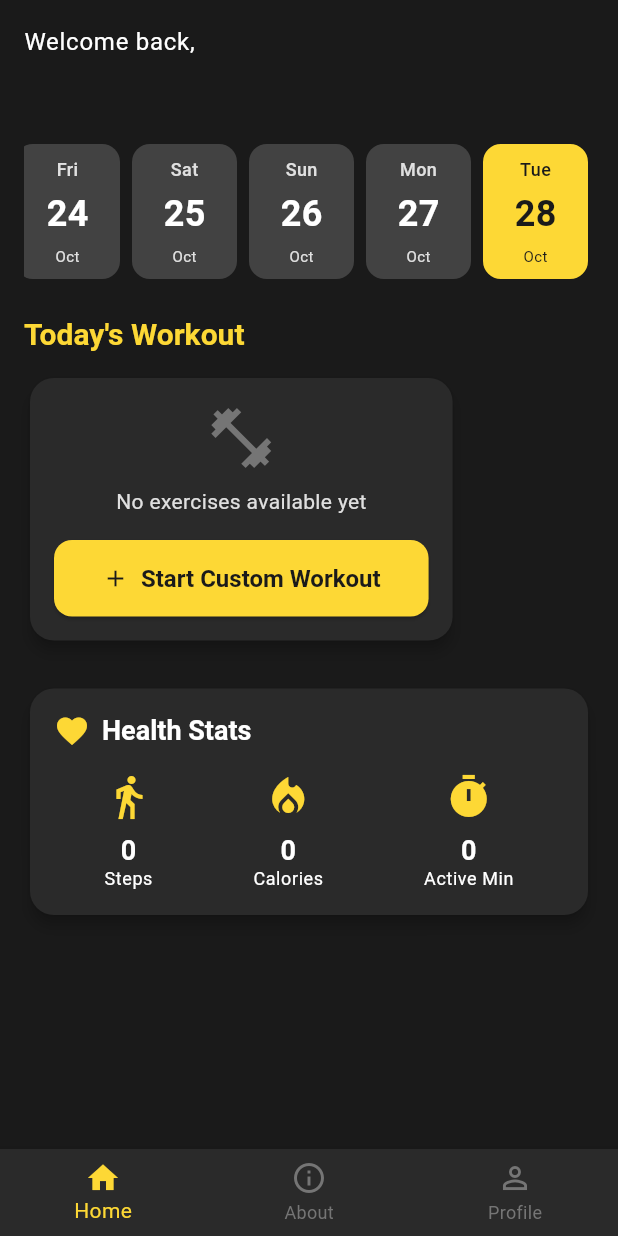
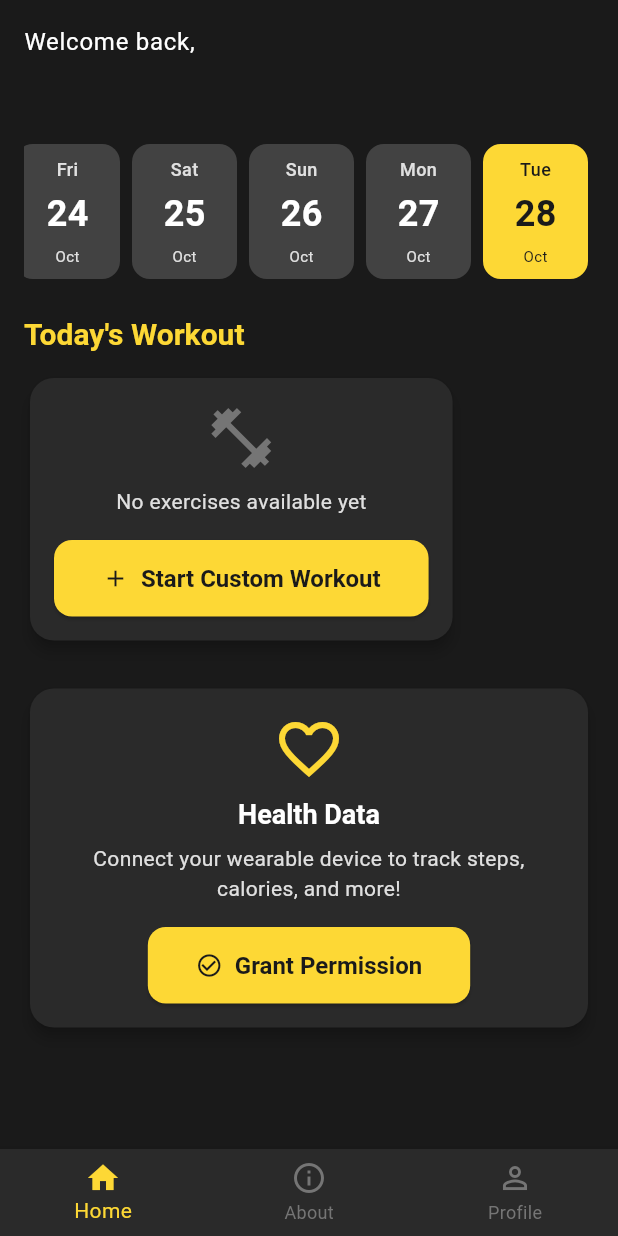
Before and after one commit to MohammadSerhan/Kar1Fitness, a Flutter app: the screen it shows once a user with an empty profile is signed in, on a phone screen of 412 x 824 dp. Run offline on Flutter 3.47's test engine with Material 3 defaults, Android fonts, the phone set to English and light mode, and no system bars; our stand-ins replace cached_network_image, chewie, cloud_firestore, firebase_auth, firebase_core, fl_chart and 2 more; missing offline and left inert: health; accounts and stored records are empty; generated files the repository leaves out were written again.

Commit message:
Add wearable device integration for health tracking
- Integrated health package (v10.2.0) for Google Fit & Apple HealthKit
- Added permission_handler for runtime permission requests
- Configured Android health permissions (steps, calories, distance, heart rate, weight)
- iOS health permissions already configured
- Implemented comprehensive HealthService with:
  * Request and manage health permissions
  * Read today's health data (steps, calories, distance, active minutes)
  * Get historical data (last 7 days steps)
  * Read heart rate and weight data
  * Write workout data back to health apps
- Created HealthDataCard widget with live health metrics display
- Integrated health card into home screen
- Added permission request flow with user-friendly UI
- Includes GitHub setup documentation files

🤖 Generated with [Claude Code](https://claude.com/claude-code)

Co-Authored-By: Claude <noreply@anthropic.com>

```diff
--- a/lib/screens/home/home_screen.dart
+++ b/lib/screens/home/home_screen.dart
@@ -10,6 +10,7 @@ import '../../services/workout_recommendation_service.dart';
 import '../../theme/app_theme.dart';
 import '../../widgets/exercise_card.dart';
 import '../../widgets/date_timeline_selector.dart';
+import '../../widgets/health_data_card.dart';
 import '../exercise/exercise_detail_screen.dart';
 import '../workout/workout_recording_screen.dart';
 
@@ -76,7 +77,7 @@ class _HomeScreenState extends State<HomeScreen> {
                     const SizedBox(height: 24),
 
                     // Health Data Card
-                    _buildHealthDataCard(user),
+                    const HealthDataCard(),
                     const SizedBox(height: 24),
 
                     // Next Exercise Plan
@@ -104,71 +105,6 @@ class _HomeScreenState extends State<HomeScreen> {
           style: Theme.of(context).textTheme.displayMedium?.copyWith(
                 color: AppTheme.primaryYellow,
               ),
-        ),
-      ],
-    );
-  }
-
-  Widget _buildHealthDataCard(UserModel user) {
-    final healthData = user.healthData;
-
-    return Card(
-      child: Padding(
-        padding: const EdgeInsets.all(16.0),
-        child: Column(
-          crossAxisAlignment: CrossAxisAlignment.start,
-          children: [
-            Row(
-              children: [
-                Icon(Icons.favorite, color: AppTheme.primaryYellow),
-                const SizedBox(width: 8),
-                Text(
-                  'Health Stats',
-                  style: Theme.of(context).textTheme.titleLarge,
-                ),
-              ],
-            ),
-            const SizedBox(height: 16),
-            Row(
-              mainAxisAlignment: MainAxisAlignment.spaceAround,
-              children: [
-                _buildHealthStat(
-                  'Steps',
-                  healthData?['steps']?.toString() ?? '0',
-                  Icons.directions_walk,
-                ),
-                _buildHealthStat(
-                  'Calories',
-                  healthData?['calories']?.toString() ?? '0',
-                  Icons.local_fire_department,
-                ),
-                _buildHealthStat(
-                  'Active Min',
-                  healthData?['active_minutes']?.toString() ?? '0',
-                  Icons.timer,
-                ),
-              ],
-            ),
-          ],
-        ),
-      ),
-    );
-  }
-
-  Widget _buildHealthStat(String label, String value, IconData icon) {
-    return Column(
-      children: [
-        Icon(icon, color: AppTheme.primaryYellow, size: 32),
-        const SizedBox(height: 8),
-        Text(
-          value,
-          style: Theme.of(context).textTheme.titleLarge?.copyWith(
-                fontWeight: FontWeight.bold,
-              ),
-        ),
-        Text(
-          label,
-          style: Theme.of(context).textTheme.bodySmall,
         ),
       ],
     );
--- /dev/null
+++ b/lib/widgets/health_data_card.dart
@@ -0,0 +1,222 @@
+import 'package:flutter/material.dart';
+import '../services/health_service.dart';
+import '../theme/app_theme.dart';
+
+class HealthDataCard extends StatefulWidget {
+  const HealthDataCard({Key? key}) : super(key: key);
+
+  @override
+  State<HealthDataCard> createState() => _HealthDataCardState();
+}
+
+class _HealthDataCardState extends State<HealthDataCard> {
+  final HealthService _healthService = HealthService();
+  bool _isLoading = true;
+  bool _hasPermission = false;
+  Map<String, dynamic> _healthData = {};
+
+  @override
+  void initState() {
+    super.initState();
+    _loadHealthData();
+  }
+
+  Future<void> _loadHealthData() async {
+    setState(() => _isLoading = true);
+
+    try {
+      final hasPermission = await _healthService.isHealthDataAvailable();
+
+      if (!hasPermission) {
+        setState(() {
+          _hasPermission = false;
+          _isLoading = false;
+        });
+        return;
+      }
+
+      final data = await _healthService.getTodayHealthData();
+
+      setState(() {
+        _healthData = data;
+        _hasPermission = true;
+        _isLoading = false;
+      });
+    } catch (e) {
+      print('Error loading health data: $e');
+      setState(() {
+        _hasPermission = false;
+        _isLoading = false;
+      });
+    }
+  }
+
+  Future<void> _requestPermission() async {
+    final granted = await _healthService.requestAuthorization();
+
+    if (granted) {
+      _loadHealthData();
+    } else {
+      ScaffoldMessenger.of(context).showSnackBar(
+        const SnackBar(
+          content: Text('Health permissions are required to track your activity'),
+          backgroundColor: Colors.red,
+        ),
+      );
+    }
+  }
+
+  @override
+  Widget build(BuildContext context) {
+    if (_isLoading) {
+      return Card(
+        child: Padding(
+          padding: const EdgeInsets.all(16.0),
+          child: Column(
+            children: const [
+              CircularProgressIndicator(),
+              SizedBox(height: 8),
+              Text('Loading health data...'),
+            ],
+          ),
+        ),
+      );
+    }
+
+    if (!_hasPermission) {
+      return Card(
+        child: Padding(
+          padding: const EdgeInsets.all(16.0),
+          child: Column(
+            children: [
+              Icon(
+                Icons.favorite_border,
+                size: 48,
+                color: AppTheme.primaryYellow,
+              ),
+              const SizedBox(height: 8),
+              Text(
+                'Health Data',
+                style: Theme.of(context).textTheme.titleLarge,
+              ),
+              const SizedBox(height: 8),
+              Text(
+                'Connect your wearable device to track steps, calories, and more!',
+                style: Theme.of(context).textTheme.bodyMedium,
+                textAlign: TextAlign.center,
+              ),
+              const SizedBox(height: 16),
+              ElevatedButton.icon(
+                onPressed: _requestPermission,
+                icon: const Icon(Icons.check_circle_outline),
+                label: const Text('Grant Permission'),
+              ),
+            ],
+          ),
+        ),
+      );
+    }
+
+    return Card(
+      child: Padding(
+        padding: const EdgeInsets.all(16.0),
+        child: Column(
+          crossAxisAlignment: CrossAxisAlignment.start,
+          children: [
+            Row(
+              mainAxisAlignment: MainAxisAlignment.spaceBetween,
+              children: [
+                Text(
+                  'Today\'s Activity',
+                  style: Theme.of(context).textTheme.titleLarge,
+                ),
+                IconButton(
+                  icon: const Icon(Icons.refresh),
+                  onPressed: _loadHealthData,
+                  tooltip: 'Refresh',
+                ),
+              ],
+            ),
+            const SizedBox(height: 16),
+            Row(
+              children: [
+                Expanded(
+                  child: _buildHealthMetric(
+                    icon: Icons.directions_walk,
+                    label: 'Steps',
+                    value: _healthData['steps']?.toString() ?? '0',
+                    color: Colors.blue,
+                  ),
+                ),
+                const SizedBox(width: 12),
+                Expanded(
+                  child: _buildHealthMetric(
+                    icon: Icons.local_fire_department,
+                    label: 'Calories',
+                    value: _healthData['calories']?.toString() ?? '0',
+                    color: Colors.orange,
+                  ),
+                ),
+              ],
+            ),
+            const SizedBox(height: 12),
+            Row(
+              children: [
+                Expanded(
+                  child: _buildHealthMetric(
+                    icon: Icons.route,
+                    label: 'Distance (km)',
+                    value: _healthData['distance_km']?.toString() ?? '0.0',
+                    color: Colors.green,
+                  ),
+                ),
+                const SizedBox(width: 12),
+                Expanded(
+                  child: _buildHealthMetric(
+                    icon: Icons.timer,
+                    label: 'Active Min',
+                    value: _healthData['active_minutes']?.toString() ?? '0',
+                    color: Colors.purple,
+                  ),
+                ),
+              ],
+            ),
+          ],
+        ),
+      ),
+    );
+  }
+
+  Widget _buildHealthMetric({
+    required IconData icon,
+    required String label,
+    required String value,
+    required Color color,
+  }) {
+    return Container(
+      padding: const EdgeInsets.all(12),
+      decoration: BoxDecoration(
+        color: AppTheme.darkGrey,
+        borderRadius: BorderRadius.circular(12),
+      ),
+      child: Column(
+        children: [
+          Icon(icon, color: color, size: 28),
+          const SizedBox(height: 8),
+          Text(
+            value,
+            style: Theme.of(context).textTheme.titleLarge?.copyWith(
+                  color: color,
+                  fontWeight: FontWeight.bold,
+                ),
+          ),
+          Text(
+            label,
+            style: Theme.of(context).textTheme.bodySmall,
+            textAlign: TextAlign.center,
+          ),
+        ],
+      ),
+    );
+  }
+}
--- a/pubspec.yaml
+++ b/pubspec.yaml
@@ -28,8 +28,9 @@ dependencies:
   video_player: ^2.8.2
   chewie: ^1.7.5
 
-  # Health Data (temporarily disabled due to compatibility issue)
-  # health: ^11.0.0
+  # Health Data - Wearable device integration
+  health: ^10.2.0
+  permission_handler: ^11.3.0
 
   # Utilities
   intl: ^0.19.0
```
Also changed, not shown: lib/services/health_service.dart (+247 -14 lines), pubspec.lock, 4 other files.
